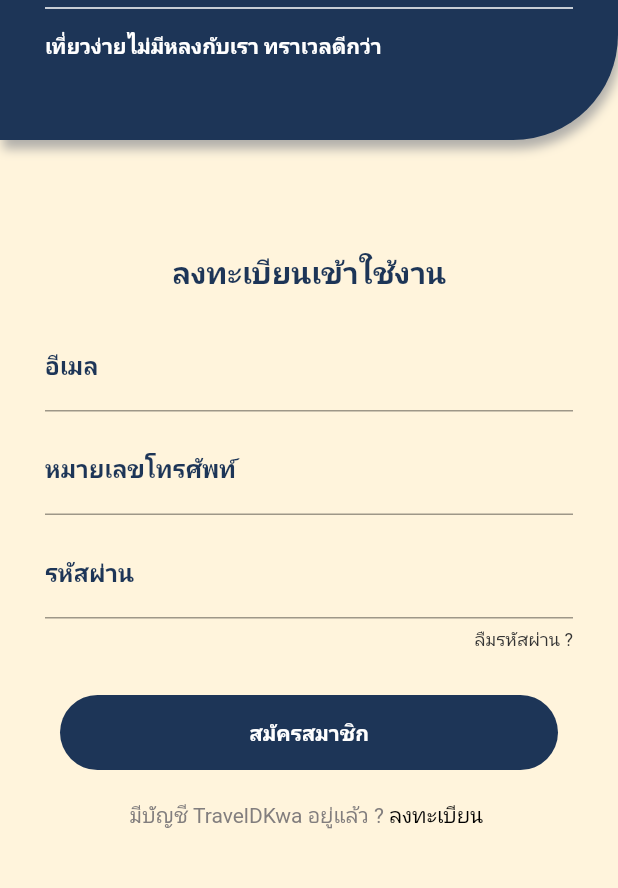
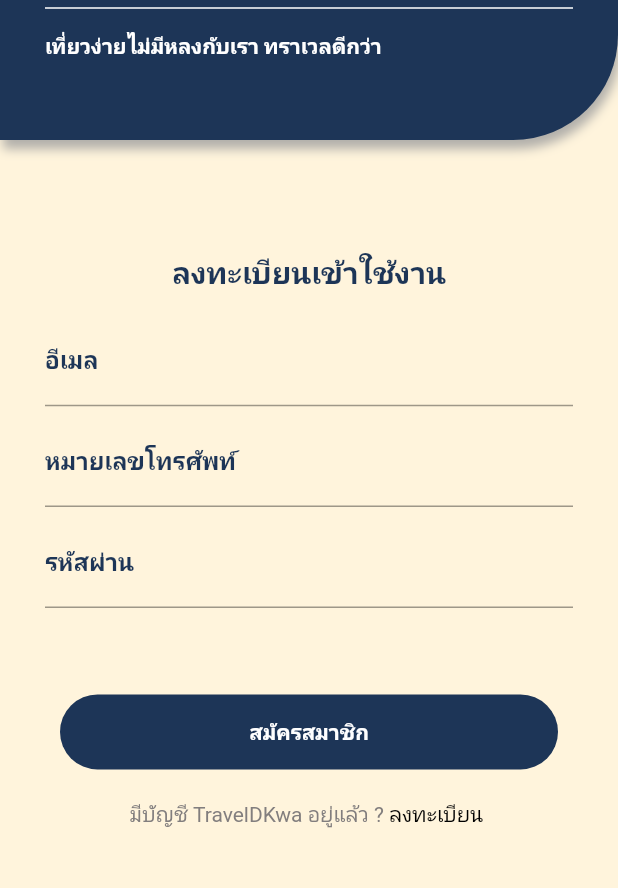
Before and after one commit to Blue-Mystical/DartTest, a Flutter app: the RegisterScreen screen opened directly, on a phone screen of 412 x 824 dp, the part 184-1072 px from its top. Run offline on Flutter 3.47's test engine with Material 2 defaults, Android fonts, the phone set to English and light mode, and no system bars; our stand-ins replace carousel_slider; Roboto replaces fonts that are missing (Montserrat).

Commit message:
change size

```diff
--- a/lib/main.dart
+++ b/lib/main.dart
@@ -23,7 +23,7 @@ class MyApp extends StatelessWidget {
         scaffoldBackgroundColor: secondaryColor,
       ),
       // เปลี่ยน screen ตรงนี้ v
-      home: HomeScreen()
+      home: RegisterScreen()
     );
   }
 }
--- a/lib/screen/login_register/components/register_form.dart
+++ b/lib/screen/login_register/components/register_form.dart
@@ -46,7 +46,7 @@ class RegisterForm extends StatelessWidget {
                   ),
                 ),
               ),
-              SizedBox(height: 20.0),
+              SizedBox(height: size.height * 0.02,),
               TextFormField(
                 decoration: InputDecoration(
                     labelText: 'อีเมล',
@@ -60,7 +60,7 @@ class RegisterForm extends StatelessWidget {
                   controller: emailController,
               ),
 
-              const SizedBox(height: 10.0),
+              SizedBox(height: size.height * 0.01,),
               TextFormField(
                 decoration: InputDecoration(
                     labelText: 'หมายเลขโทรศัพท์',
@@ -75,7 +75,7 @@ class RegisterForm extends StatelessWidget {
                         borderSide: BorderSide(color: primaryColor))),
                 controller: phoneController,
               ),
-              const SizedBox(height: 10.0),
+              SizedBox(height: size.height * 0.01,),
               TextFormField(
                 decoration: InputDecoration(
                     labelText: 'รหัสผ่าน',
@@ -89,24 +89,7 @@ class RegisterForm extends StatelessWidget {
                 controller: passwordController,
                 obscureText: true,
               ),
-              SizedBox(height: 5.0),
-              Container(
-                child: GestureDetector(
-                onTap: () {
-                  print('change page to request password');
-                },
-                  child: const Align(
-                    alignment: Alignment.centerRight,
-                    child: Text("ลืมรหัสผ่าน ?",
-                      style: TextStyle(
-                        fontSize: 12,
-                      ),
-                      textAlign: TextAlign.right,
-                    ),
-                  ),
-                ),
-              ),
-              SizedBox(height: 30.0),
+              SizedBox(height: size.height * 0.07,),
               Container(
                   padding: const EdgeInsets.only(
                     left: 10,
```
Also changed, not shown: lib/screen/home/components/homepage.dart (+8 -8 lines), lib/screen/login_register/components/login_form.dart (+4 -4 lines).
